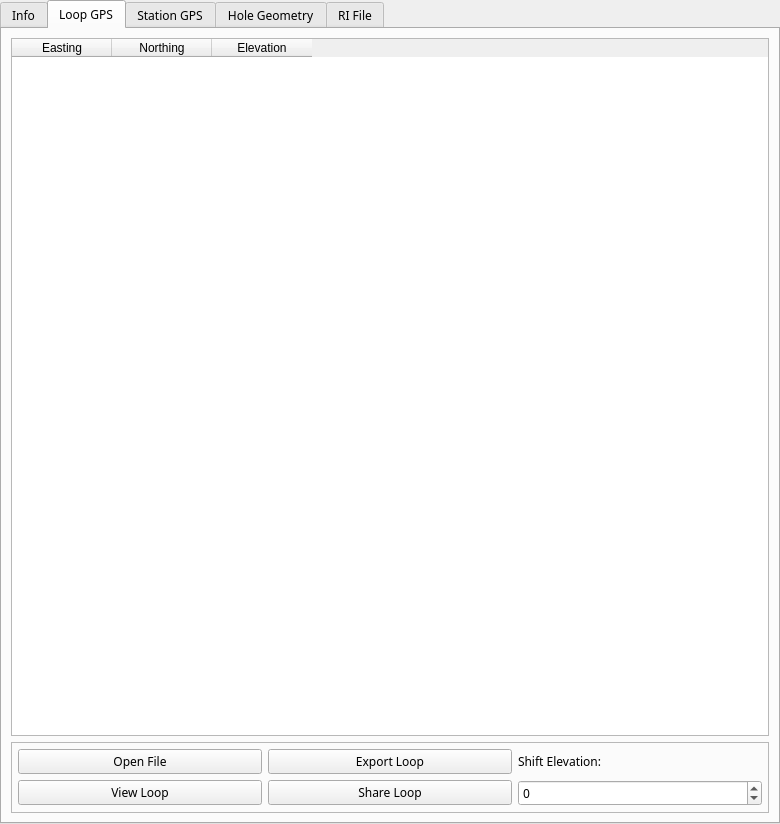
This is src/ui/pem_info_widget.ui in Eric-Meunier/Processor-Suite as Qt 5 draws it before an edit. The edited form follows.
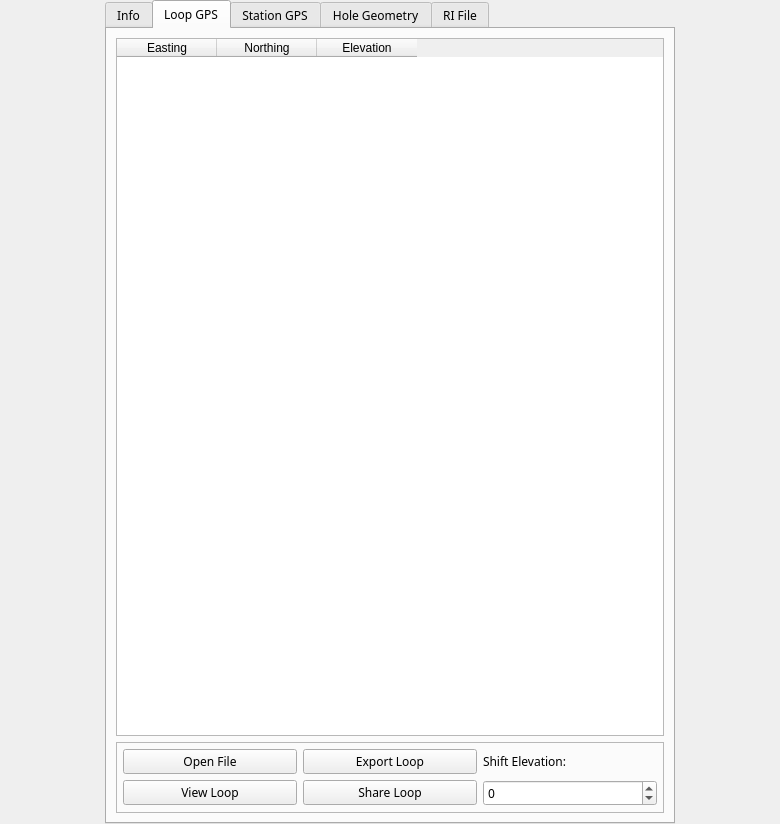
This is the edited form.

What changed in the file:
```diff
--- a/src/ui/pem_info_widget.ui
+++ b/src/ui/pem_info_widget.ui
@@ -47,7 +47,7 @@
       <bool>true</bool>
      </property>
      <property name="sizePolicy">
-      <sizepolicy hsizetype="Preferred" vsizetype="Preferred">
+      <sizepolicy hsizetype="Maximum" vsizetype="Preferred">
        <horstretch>0</horstretch>
        <verstretch>0</verstretch>
       </sizepolicy>
```
